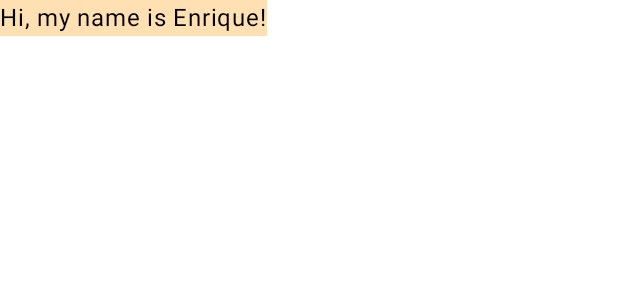
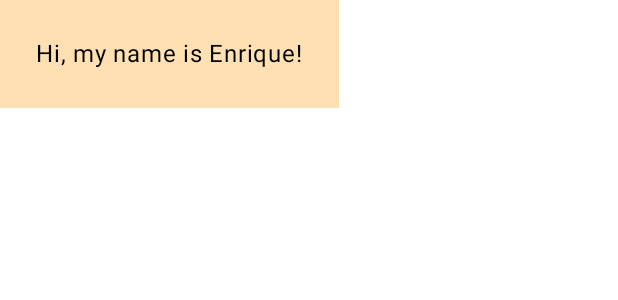
Before and after one commit to enrique-eg/Codelabs, an Android app built with Jetpack Compose: the @Preview function GreetingPreview, on a phone screen of 412 x 824 dp. Shown: the top 300 px of the screen. Run offline under Robolectric (Android 15) with nearby library versions, the phone set to English and light mode, and no system bars.

Commit message:
Cómo agregar padding

```diff
--- a/app/src/main/java/com/example/greetingcard/MainActivity.kt
+++ b/app/src/main/java/com/example/greetingcard/MainActivity.kt
@@ -13,6 +13,7 @@ import androidx.compose.runtime.Composable
 import androidx.compose.ui.Modifier
 import androidx.compose.ui.graphics.Color
 import androidx.compose.ui.tooling.preview.Preview
+import androidx.compose.ui.unit.dp
 import com.example.greetingcard.ui.theme.GreetingCardTheme
 
 
@@ -38,7 +39,7 @@ fun Greeting(name: String, modifier: Modifier = Modifier) {
     Surface(color = Color(255, 224, 178)) {
         Text(
             text = "Hi, my name is $name!",
-            modifier = modifier
+            modifier = modifier.padding(24.dp)
         )
     }
 }
```
